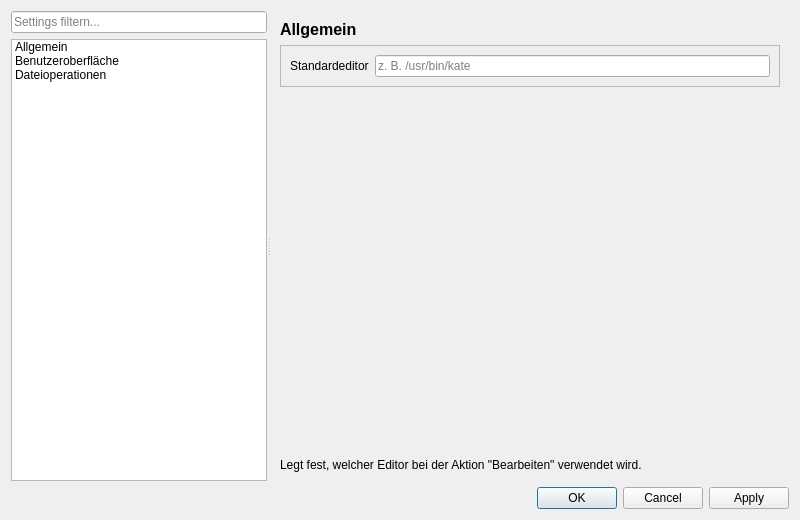
Above: src/ui/settings.ui from acambule/tablion before the change. Below: the same form after it.
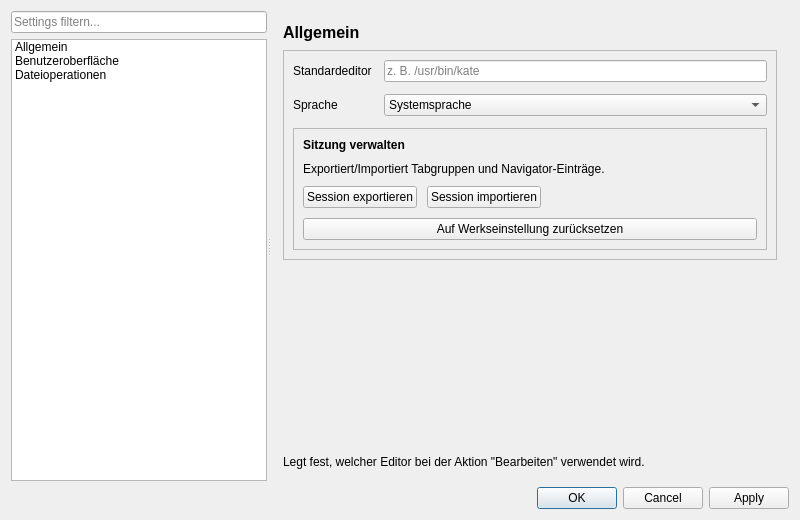
That is the form after the change. Icons and pictures are not drawn.

Commit message:
feat(ui): add manage tab groups dialog with theme icon selection, and session management in settings dialog.
Introduction of a new dialog for managing tab groups, allowing users to set a group name and select a theme icon. Load/Save session data and reset to factory defaults.

```diff
--- a/src/ui/settings.ui
+++ b/src/ui/settings.ui
@@ -81,10 +81,40 @@
        </sizepolicy>
       </property>
       <layout class="QVBoxLayout" name="contentLayout">
+        <property name="leftMargin">
+         <number>12</number>
+        </property>
+        <property name="topMargin">
+         <number>12</number>
+        </property>
+        <property name="rightMargin">
+         <number>12</number>
+        </property>
+        <property name="bottomMargin">
+         <number>12</number>
+        </property>
+        <property name="spacing">
+         <number>8</number>
+        </property>
        <item>
         <widget class="QStackedWidget" name="categoryStack">
          <widget class="QWidget" name="pageGeneral">
           <layout class="QVBoxLayout" name="generalLayout">
+             <property name="spacing">
+              <number>8</number>
+             </property>
+           <property name="leftMargin">
+            <number>0</number>
+           </property>
+           <property name="topMargin">
+            <number>0</number>
+           </property>
+           <property name="rightMargin">
+            <number>0</number>
+           </property>
+           <property name="bottomMargin">
+            <number>0</number>
+           </property>
            <item>
                   <widget class="QLabel" name="generalCategoryTitle">
                    <property name="text">
@@ -111,8 +141,14 @@
                      <enum>QFrame::Raised</enum>
              </property>
                    <layout class="QVBoxLayout" name="generalOptionsLayout">
+                    <property name="spacing">
+                     <number>12</number>
+                    </property>
                      <item>
                       <layout class="QFormLayout" name="generalFormLayout">
+                       <property name="verticalSpacing">
+                        <number>12</number>
+                       </property>
                         <item row="0" column="0">
                          <widget class="QLabel" name="defaultEditorLabel">
                            <property name="text">
@@ -127,8 +163,110 @@
                            </property>
                          </widget>
                         </item>
+                        <item row="1" column="0">
+                         <widget class="QLabel" name="languageLabel">
+                          <property name="text">
+                           <string>Sprache</string>
+                          </property>
+                         </widget>
+                        </item>
+                        <item row="1" column="1">
+                         <widget class="QComboBox" name="languagePreferenceCombo">
+                          <item>
+                           <property name="text">
+                            <string>Systemsprache</string>
+                           </property>
+                          </item>
+                          <item>
+                           <property name="text">
+                            <string>Deutsch</string>
+                           </property>
+                          </item>
+                          <item>
+                           <property name="text">
+                            <string>English</string>
+                           </property>
+                          </item>
+                         </widget>
+                        </item>
                       </layout>
                      </item>
+                     <item>
+                      <widget class="QFrame" name="sessionManagementPanel">
+                       <property name="frameShape">
+                        <enum>QFrame::StyledPanel</enum>
+                       </property>
+                       <property name="frameShadow">
+                        <enum>QFrame::Raised</enum>
+                       </property>
+                       <layout class="QVBoxLayout" name="sessionManagementLayout">
+                        <property name="spacing">
+                         <number>10</number>
+                        </property>
+                        <item>
+                         <widget class="QLabel" name="sessionManagementTitleLabel">
+                          <property name="text">
+                           <string>Sitzung verwalten</string>
+                          </property>
+                          <property name="font">
+                           <font>
+                            <weight>75</weight>
+                            <bold>true</bold>
+                           </font>
+                          </property>
+                         </widget>
+                        </item>
+                        <item>
+                         <widget class="QLabel" name="sessionManagementHintLabel">
+                          <property name="wordWrap">
+                           <bool>true</bool>
+                          </property>
+                          <property name="text">
+                           <string>Exportiert/Importiert Tabgruppen und Navigator-Einträge.</string>
+                          </property>
+                         </widget>
+                        </item>
+                        <item>
+                         <layout class="QHBoxLayout" name="sessionManagementButtonsLayout">
+                          <item>
+                           <widget class="QPushButton" name="exportSessionButton">
+                            <property name="text">
+                             <string>Session exportieren</string>
+                            </property>
+                           </widget>
+                          </item>
+                          <item>
+                           <widget class="QPushButton" name="importSessionButton">
+                            <property name="text">
+                             <string>Session importieren</string>
+                            </property>
+                           </widget>
+                          </item>
+                          <item>
+                           <spacer name="sessionManagementButtonsSpacer">
+                            <property name="orientation">
+                             <enum>Qt::Horizontal</enum>
+                            </property>
+                            <property name="sizeHint">
+                             <size>
+                              <width>40</width>
+                              <height>20</height>
+                             </size>
+                            </property>
+                           </spacer>
+                          </item>
+                         </layout>
+                        </item>
+                        <item>
+                         <widget class="QPushButton" name="resetWorkspaceButton">
+                          <property name="text">
+                           <string>Auf Werkseinstellung zurücksetzen</string>
+                          </property>
+                         </widget>
+                        </item>
+                       </layout>
+                      </widget>
+                     </item>
                    </layout>
                   </widget>
                 </item>
```
Left out of the diff: 66 changed lines with no effect on the pictures. The commit also changes 22 other files.
